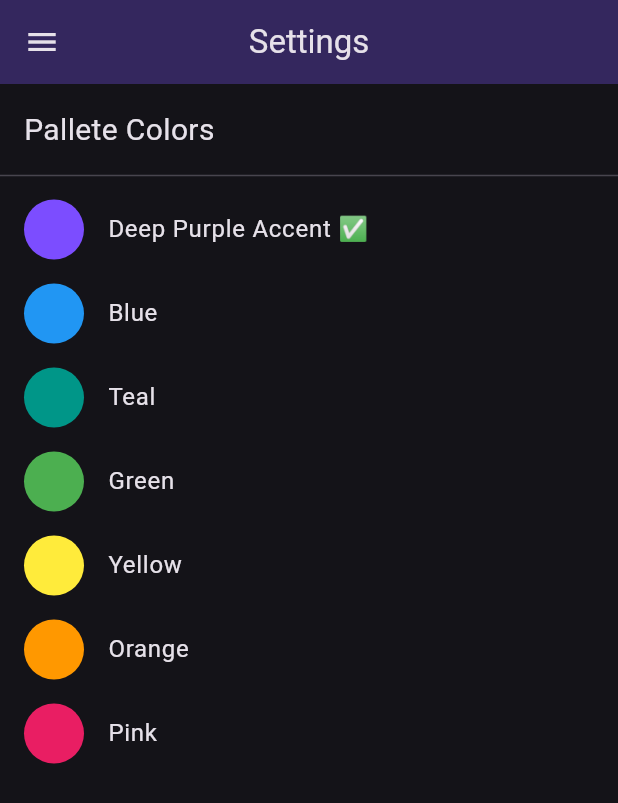
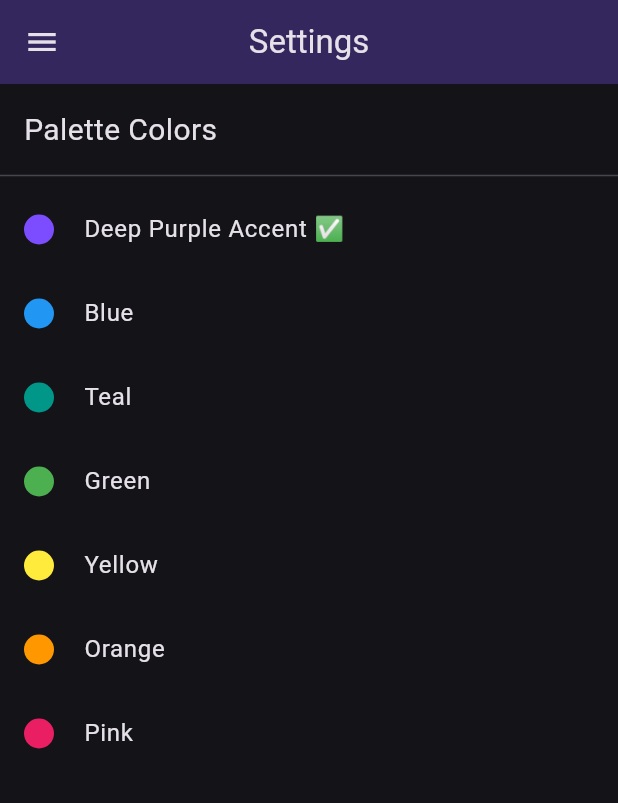
Before and after one commit to DiegoVilla27/flutter-riverpod, a Flutter app: the SettingsScreen screen opened by its route, on a phone screen of 412 x 824 dp. Shown: the top 803 px of the screen. Run offline on Flutter 3.47's test engine with Material 3 defaults, Android fonts, the light colour scheme and no system bars; our stand-ins replace flutter_riverpod, go_router.

Commit message:
feat: Change theme state providers by notifier

```diff
--- a/lib/core/theme/providers/theme_color_provider.dart
+++ /dev/null
@@ -1,9 +0,0 @@
-import 'package:flutter_riverpod/flutter_riverpod.dart';
-import 'package:flutter_riverpod_app/core/theme/colors.dart';
-
-/// A state provider for managing the selected color theme in the application.
-///
-/// This provider holds an instance of `EColorsType`, initialized to
-/// `EColorsType.deepPurpleAccent`, allowing the app to dynamically change
-/// its color theme based on user interaction or other logic.
-final selectedColorThemeProvider = StateProvider<EColorsType>((ref) => EColorsType.deepPurpleAccent);
--- a/lib/core/theme/providers/theme_darkmode_provider.dart
+++ /dev/null
@@ -1,8 +0,0 @@
-import 'package:flutter_riverpod/flutter_riverpod.dart';
-
-/// A provider that manages the state of the dark mode setting.
-///
-/// This `StateProvider` holds a boolean value indicating whether
-/// dark mode is enabled (`true`) or disabled (`false`). The initial
-/// state is set to `true`, meaning dark mode is off by default.
-final darkModeProvider = StateProvider<bool>((ref) => true);
--- /dev/null
+++ b/lib/core/theme/providers/theme_notifier_provider.dart
@@ -0,0 +1,41 @@
+import 'package:flutter_riverpod/flutter_riverpod.dart';
+import 'package:flutter_riverpod_app/core/theme/colors.dart';
+import 'package:flutter_riverpod_app/core/theme/theme.dart';
+
+/// Provides a [StateNotifierProvider] for managing theme state using
+/// [ThemeNotifier] and [ThemeCustom].
+///
+/// This provider allows the application to reactively update its theme
+/// based on the state managed by [ThemeNotifier].
+final themeNotifierProvider = StateNotifierProvider<ThemeNotifier, ThemeCustom>(
+  (ref) => ThemeNotifier(),
+);
+
+/// -----------------------------------------------------------///
+
+/// A [StateNotifier] that manages theme-related state changes.
+///
+/// This class provides methods to toggle dark mode and change the
+/// color palette of the theme. It extends [StateNotifier] with a
+/// state of type [ThemeCustom].
+class ThemeNotifier extends StateNotifier<ThemeCustom> {
+  ThemeNotifier() : super(ThemeCustom());
+
+  /// Toggles the dark mode setting in the current state.
+  ///
+  /// This method updates the state by inverting the current value of
+  /// the `isDarkMode` property.
+  void toggleDarkMode() {
+    state = state.copyWith(isDarkMode: !state.isDarkMode);
+  }
+
+  /// Updates the current state with a new color palette.
+  ///
+  /// This method modifies the `selectedColor` property of the state
+  /// by copying the existing state and applying the new color.
+  ///
+  /// [color] is the new color palette to be set.
+  void changeColorPalette(EColorsType color) {
+    state = state.copyWith(selectedColor: color);
+  }
+}
--- a/lib/core/theme/theme.dart
+++ b/lib/core/theme/theme.dart
@@ -1,34 +1,36 @@
 import 'package:flutter/material.dart';
 import 'package:flutter_riverpod_app/core/theme/colors.dart';
 
-/// A custom theme class that provides a `ThemeData` object based on the
-/// selected color and dark mode preference.
-///
-/// The `ThemeCustom` class allows configuration of the application's theme
-/// by specifying a color from `EColorsType` and a boolean for dark mode.
-/// The `get` method returns a `ThemeData` object with the specified color
-/// and brightness settings.
-///
-/// Properties:
-/// - `isDarkMode`: A boolean indicating whether dark mode is enabled.
-/// - `selectedColor`: An `EColorsType` value representing the selected color.
-///
-/// Methods:
-/// - `get()`: Returns a `ThemeData` object configured with the selected
-///   color and brightness.
 class ThemeCustom {
   final bool isDarkMode;
   final EColorsType selectedColor;
 
   ThemeCustom({
     this.selectedColor = EColorsType.deepPurpleAccent,
-    this.isDarkMode = false,
+    this.isDarkMode = true,
   });
 
+  /// Returns a [ThemeData] object configured with the selected color scheme
+  /// and brightness mode.
+  ///
+  /// The color scheme is determined by the `selectedColor` from the
+  /// `colorsTheme` map, and the brightness is set based on the `isDarkMode`
+  /// flag.
   ThemeData get() {
     return ThemeData(
       colorSchemeSeed: colorsTheme[selectedColor]!.color,
       brightness: isDarkMode ? Brightness.dark : Brightness.light,
     );
   }
+
+  /// Creates a copy of the current `ThemeCustom` instance with the option to
+  /// override the `isDarkMode` and `selectedColor` properties.
+  ///
+  /// Returns a new `ThemeCustom` instance with updated properties.
+  ThemeCustom copyWith({bool? isDarkMode, EColorsType? selectedColor}) {
+    return ThemeCustom(
+      isDarkMode: isDarkMode ?? this.isDarkMode,
+      selectedColor: selectedColor ?? this.selectedColor,
+    );
+  }
 }
--- a/lib/presentation/pages/settings/settings_screen.dart
+++ b/lib/presentation/pages/settings/settings_screen.dart
@@ -1,7 +1,7 @@
 import 'package:flutter/material.dart';
 import 'package:flutter_riverpod/flutter_riverpod.dart';
 import 'package:flutter_riverpod_app/core/theme/colors.dart';
-import 'package:flutter_riverpod_app/core/theme/providers/theme_color_provider.dart';
+import 'package:flutter_riverpod_app/core/theme/providers/theme_notifier_provider.dart';
 import 'package:flutter_riverpod_app/presentation/shared/widgets/drawer/drawer.dart';
 
 /// A screen that displays the settings of the application, allowing users to
@@ -18,9 +18,9 @@ class SettingsScreen extends ConsumerWidget {
 
   @override
   Widget build(BuildContext context, WidgetRef ref) {
-    final theme = Theme.of(context).colorScheme;
+    final colorScheme = Theme.of(context).colorScheme;
     final entriesColorsTheme = colorsTheme.entries.toList();
-    final selectedColorTheme = ref.watch(selectedColorThemeProvider);
+    final selectedColorTheme = ref.watch(themeNotifierProvider).selectedColor;
 
     /// Returns a string indicating whether the given color type is the currently
     /// selected theme.
@@ -28,16 +28,14 @@ class SettingsScreen extends ConsumerWidget {
     /// If [colorType] matches the [selectedColorTheme], returns "✅".
     /// Otherwise, returns an empty string.
     String getColorCurrentTheme(EColorsType colorType) {
-      return colorType == selectedColorTheme
-          ? "✅"
-          : "";
+      return colorType == selectedColorTheme ? "✅" : "";
     }
 
     return Scaffold(
       appBar: AppBar(
         title: Text("Settings"),
         centerTitle: true,
-        backgroundColor: theme.onPrimary,
+        backgroundColor: colorScheme.onPrimary,
       ),
       drawer: DrawerCustom(),
       body: SafeArea(
@@ -51,7 +49,7 @@ class SettingsScreen extends ConsumerWidget {
                   bottom: 8.0,
                   left: 16.0,
                 ),
-                child: Text("Pallete Colors", style: TextStyle(fontSize: 20.0)),
+                child: Text("Palette Colors", style: TextStyle(fontSize: 20.0)),
               ),
               Divider(),
               ListView.builder(
@@ -59,17 +57,19 @@ class SettingsScreen extends ConsumerWidget {
                 itemCount: colorsTheme.length,
                 itemBuilder: (BuildContext context, int index) {
                   final entryColorTheme = entriesColorsTheme[index];
-                  final type = entryColorTheme.key;
-                  final colorTheme = entryColorTheme.value;
+                  final key = entryColorTheme.key;
+                  final value = entryColorTheme.value;
 
                   return ListTile(
-                    title: Text("${colorTheme.name} ${getColorCurrentTheme(type)}"),
-                    leading: CircleAvatar(backgroundColor: colorTheme.color),
+                    title: Text("${value.name} ${getColorCurrentTheme(key)}"),
+                    leading: CircleAvatar(
+                      backgroundColor: value.color,
+                      radius: 10,
+                    ),
                     onTap:
-                        () =>
-                            ref
-                                .read(selectedColorThemeProvider.notifier)
-                                .state = type,
+                        () => ref
+                            .read(themeNotifierProvider.notifier)
+                            .changeColorPalette(key),
                   );
                 },
               ),
```
Also changed, not shown: lib/main.dart (+4 -6 lines), lib/presentation/shared/widgets/drawer/drawer.dart (+14 -3 lines).
